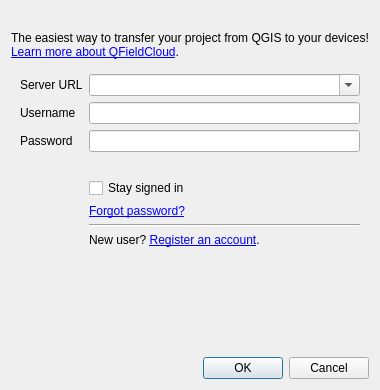
Qt form qfieldsync/ui/cloud_login_dialog.ui (opengisch/qfieldsync) before a commit.
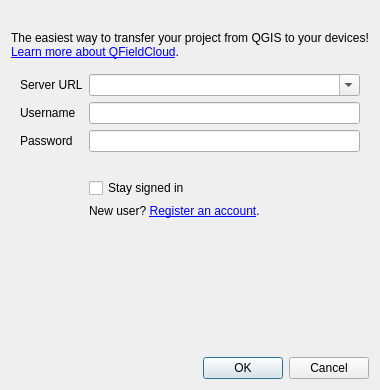
The same form after that commit. Custom widgets are drawn as their Qt base class.

Commit message: Show the forgot password link only if the login failed

The edit to the form file:
```diff
--- a/qfieldsync/ui/cloud_login_dialog.ui
+++ b/qfieldsync/ui/cloud_login_dialog.ui
@@ -124,26 +124,6 @@
        </widget>
       </item>
       <item row="5" column="1">
-       <widget class="QLabel" name="forgotPasswordLabel">
-        <property name="text">
-         <string>&lt;html&gt;&lt;head/&gt;&lt;body&gt;&lt;p&gt;&lt;a href=&quot;https://app.qfield.cloud/accounts/password/reset/&quot;&gt;&lt;span style=&quot; text-decoration: underline; color:#0000ff;&quot;&gt;Forgot password?&lt;/span&gt;&lt;/a&gt;&lt;/p&gt;&lt;/body&gt;&lt;/html&gt;</string>
-        </property>
-        <property name="wordWrap">
-         <bool>true</bool>
-        </property>
-        <property name="textInteractionFlags">
-         <set>Qt::LinksAccessibleByKeyboard|Qt::LinksAccessibleByMouse|Qt::TextBrowserInteraction|Qt::TextSelectableByKeyboard|Qt::TextSelectableByMouse</set>
-        </property>
-       </widget>
-      </item>
-      <item row="6" column="1">
-       <widget class="Line" name="line">
-        <property name="orientation">
-         <enum>Qt::Horizontal</enum>
-        </property>
-       </widget>
-      </item>
-      <item row="7" column="1">
        <widget class="QLabel" name="registerLabel">
         <property name="text">
          <string>&lt;html&gt;&lt;head/&gt;&lt;body&gt;&lt;p&gt;New user? &lt;a href=&quot;https://app.qfield.cloud/accounts/signup/&quot;&gt;&lt;span style=&quot; text-decoration: underline; color:#0000ff;&quot;&gt;Register an account&lt;/span&gt;&lt;/a&gt;.&lt;/p&gt;&lt;/body&gt;&lt;/html&gt;</string>
```
Left out of the diff: 16 changed lines with no effect on the pictures. The commit also changes 1 other file.
